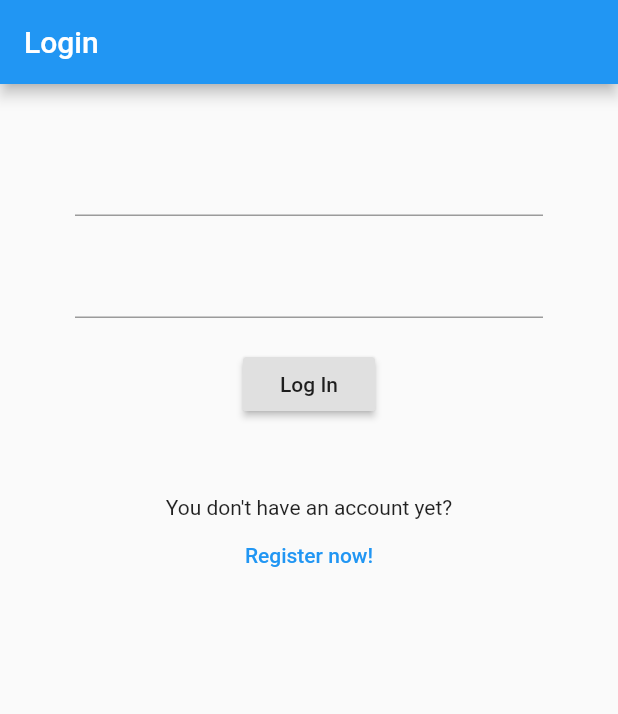
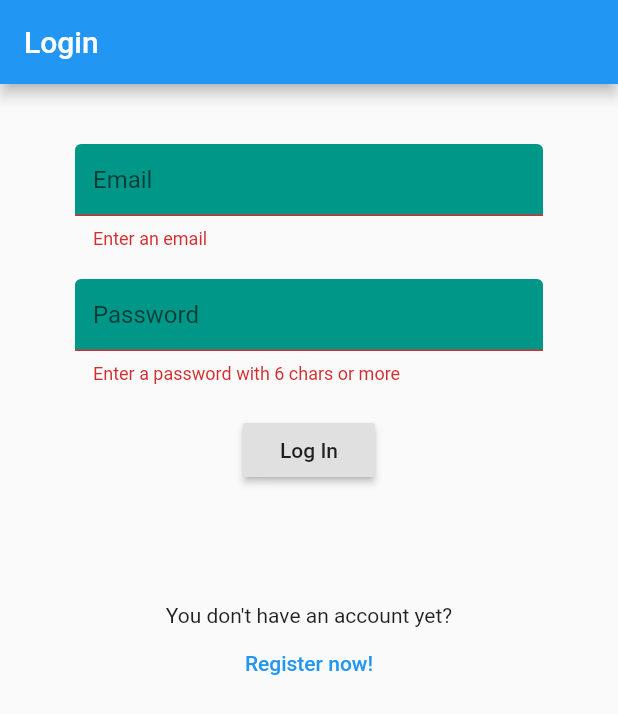
Before and after one commit to LUKEx76/fashion_app, a Flutter app: the screen it shows after launch, after a tap on "Log In", on a phone screen of 412 x 824 dp. Shown: the top 714 px of the screen. Run offline on Flutter 3.47's test engine with Material 2 defaults, Android fonts, the light colour scheme and no system bars; our stand-ins replace cloud_firestore, firebase_auth; accounts and stored records are empty.

Commit message:
Email and Password Authentication, User Registration and Input Validation done

```diff
--- a/lib/screens/authenticate/login.dart
+++ b/lib/screens/authenticate/login.dart
@@ -1,6 +1,7 @@
 import 'package:fashion_app/screens/authenticate/register.dart';
 import 'package:flutter/material.dart';
 import 'package:fashion_app/services/auth.dart';
+import 'package:fashion_app/shared/constants.dart';
 
 class Login extends StatefulWidget {
   @override
@@ -9,10 +10,12 @@ class Login extends StatefulWidget {
 
 class _LoginState extends State<Login> {
   final AuthService _auth = AuthService();
+  final _formKey = GlobalKey<FormState>();
 
   //Text field state
   String email = "";
   String password = "";
+  String errorMsg = "";
 
   @override
   Widget build(BuildContext context) {
@@ -26,16 +29,23 @@ class _LoginState extends State<Login> {
           horizontal: 50.0,
         ),
         child: Form(
+          key: _formKey,
           child: Column(
             children: <Widget>[
               SizedBox(height: 20.0),
               TextFormField(
+                decoration: textInputDecoration.copyWith(hintText: "Email"),
+                validator: (value) => value.isEmpty ? 'Enter an email' : null,
                 onChanged: (value) {
                   setState(() => email = value);
                 },
               ),
               SizedBox(height: 20.0),
               TextFormField(
+                decoration: textInputDecoration.copyWith(hintText: "Password"),
+                validator: (value) => value.length < 6
+                    ? 'Enter a password with 6 chars or more'
+                    : null,
                 obscureText: true,
                 onChanged: (value) {
                   setState(() => password = value);
@@ -45,9 +55,21 @@ class _LoginState extends State<Login> {
               RaisedButton(
                 child: Text("Log In"),
                 onPressed: () async {
-                  print(email + " - " + password);
-                  _auth.signInAnonym();
+                  if (_formKey.currentState.validate()) {
+                    dynamic result =
+                        await _auth.loginWithEmailAndPassword(email, password);
+                    if (result == null) {
+                      setState(() => errorMsg =
+                          "Could not log in with the given credentials");
+                    }
+                    //Auth Stream brings User to HomePage
+                  }
                 },
+              ),
+              SizedBox(height: 12.0),
+              Text(
+                errorMsg,
+                style: TextStyle(color: Colors.red),
               ),
               SizedBox(height: 50.0),
               Text(
--- a/lib/screens/authenticate/register.dart
+++ b/lib/screens/authenticate/register.dart
@@ -1,5 +1,6 @@
 import 'package:fashion_app/services/auth.dart';
 import 'package:flutter/material.dart';
+import 'package:fashion_app/shared/constants.dart';
 
 class Register extends StatefulWidget {
   @override
@@ -8,10 +9,12 @@ class Register extends StatefulWidget {
 
 class _RegisterState extends State<Register> {
   final AuthService _auth = AuthService();
+  final _formKey = GlobalKey<FormState>();
 
   //Text field state
   String email = "";
   String password = "";
+  String errorMsg = "";
 
   @override
   Widget build(BuildContext context) {
@@ -25,16 +28,23 @@ class _RegisterState extends State<Register> {
           horizontal: 50.0,
         ),
         child: Form(
+          key: _formKey,
           child: Column(
             children: <Widget>[
               SizedBox(height: 20.0),
               TextFormField(
+                decoration: textInputDecoration.copyWith(hintText: "Email"),
+                validator: (value) => value.isEmpty ? 'Enter an email' : null,
                 onChanged: (value) {
                   setState(() => email = value);
                 },
               ),
               SizedBox(height: 20.0),
               TextFormField(
+                decoration: textInputDecoration.copyWith(hintText: "Password"),
+                validator: (value) => value.length < 6
+                    ? 'Enter a password with 6 chars or more'
+                    : null,
                 obscureText: true,
                 onChanged: (value) {
                   setState(() => password = value);
@@ -45,8 +55,20 @@ class _RegisterState extends State<Register> {
                 child: Text("Register"),
                 onPressed: () async {
                   //Register User
-                  print(email + " - " + password);
+                  if (_formKey.currentState.validate()) {
+                    dynamic result = await _auth.registerWithEmailAndPassword(
+                        email, password);
+                    if (result == null) {
+                      setState(() => errorMsg = "Provide a valide email");
+                    }
+                    //Auth Stream brings User to HomePage
+                  }
                 },
+              ),
+              SizedBox(height: 12.0),
+              Text(
+                errorMsg,
+                style: TextStyle(color: Colors.red),
               ),
             ],
           ),
--- a/lib/screens/home/home.dart
+++ b/lib/screens/home/home.dart
@@ -1,4 +1,3 @@
-import 'package:fashion_app/models/user.dart';
 import 'package:fashion_app/services/auth.dart';
 import 'package:flutter/material.dart';
 
@@ -14,7 +13,7 @@ class Home extends StatelessWidget {
           FlatButton(
             child: Icon(Icons.keyboard_arrow_left),
             onPressed: () async {
-              User user = await _auth.signOut();
+              await _auth.signOut();
             },
           ),
         ],
--- /dev/null
+++ b/lib/services/database.dart
@@ -0,0 +1,6 @@
+import 'package:cloud_firestore/cloud_firestore.dart';
+
+class DatabaseService {
+  final CollectionReference testCollection =
+      Firestore.instance.collection("test");
+}
--- /dev/null
+++ b/lib/shared/constants.dart
@@ -0,0 +1,12 @@
+import 'package:flutter/material.dart';
+
+const textInputDecoration = InputDecoration(
+  fillColor: Colors.teal,
+  filled: true,
+  enabledBorder: OutlineInputBorder(
+    borderSide: BorderSide(color: Colors.white, width: 2.0),
+  ),
+  focusedBorder: OutlineInputBorder(
+    borderSide: BorderSide(color: Colors.pink, width: 2.0),
+  ),
+);
```
Also changed, not shown: lib/services/auth.dart (+26 -0 lines).
